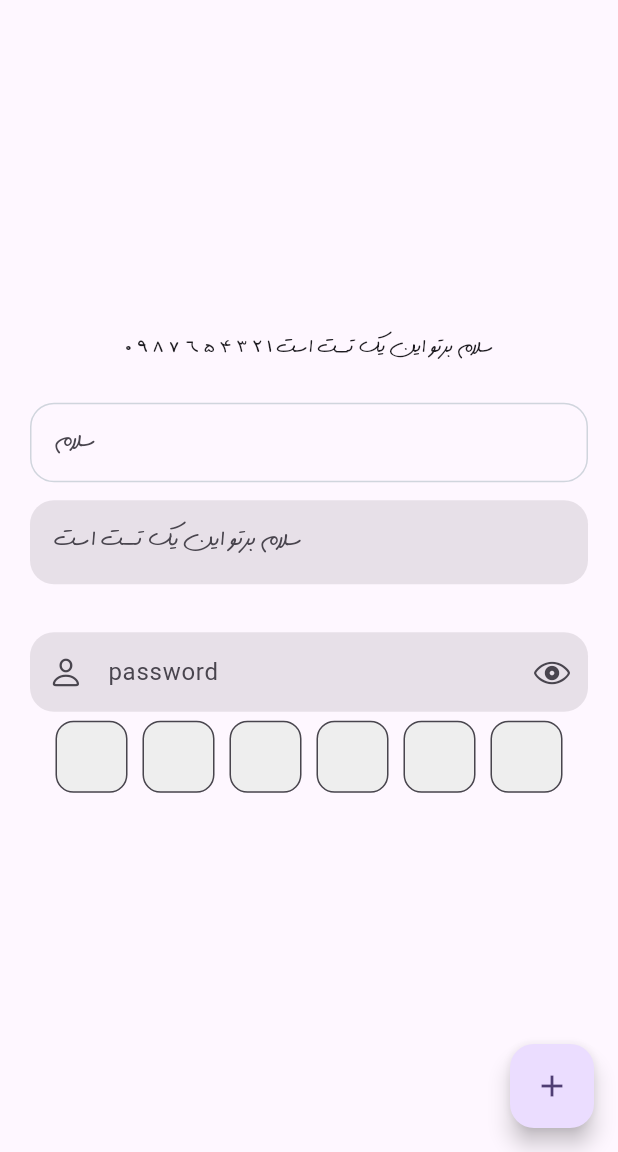
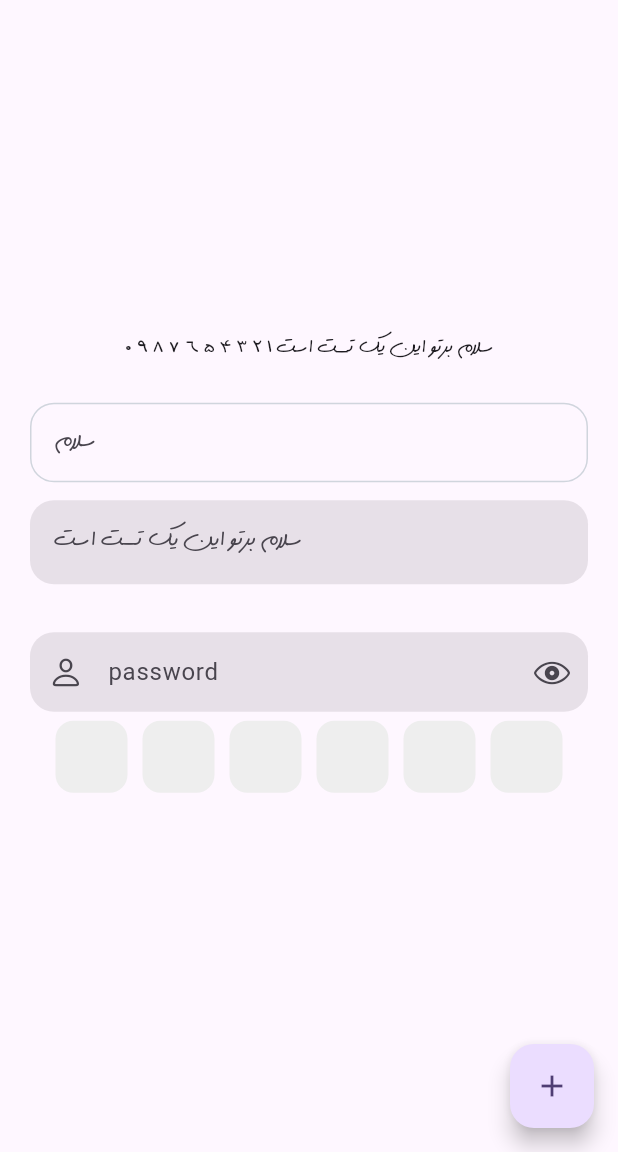
Before and after one commit to mes71/m_kit, a Flutter app: the screen it shows after launch, on a phone screen of 412 x 824 dp, the part 84-1236 px from its top. Run offline on Flutter 3.47's test engine with Material 3 defaults, Android fonts, the phone set to English and light mode, and no system bars.

Commit message:
fix  :  otp code ui

```diff
--- a/lib/src/widget/otp/m_otp.dart
+++ b/lib/src/widget/otp/m_otp.dart
@@ -6,6 +6,7 @@ class MOtp extends StatefulWidget {
       {super.key,
       this.length = 6,
       required this.onCompleted,
+      this.initText,
       this.width,
       this.height,
       this.separator,
@@ -25,6 +26,7 @@ class MOtp extends StatefulWidget {
   TextStyle? textStyle;
   bool? filled;
   Color? filledColor;
+  String? initText;
 
   @override
   State<MOtp> createState() => _MOtpState();
@@ -33,11 +35,18 @@ class MOtp extends StatefulWidget {
 class _MOtpState extends State<MOtp> {
   late List<TextEditingController> _controllers;
   late List<FocusNode> _focusNodes;
+  int _focusedIndex = -1;
 
   @override
   void initState() {
     super.initState();
-    _controllers = List.generate(widget.length, (_) => TextEditingController());
+    _controllers = List.generate(widget.length, (index) {
+      var editing = TextEditingController();
+      if (widget.initText != null) {
+        editing.text = widget.initText![index];
+      }
+      return editing;
+    });
     _focusNodes = List.generate(widget.length, (_) => FocusNode());
   }
 
@@ -52,11 +61,27 @@ class _MOtpState extends State<MOtp> {
           separatorBuilder: (BuildContext context, int index) => SizedBox(
                 width: widget.separator?.toDouble() ?? 10,
               ),
-          itemBuilder: (BuildContext context, int index) => SizedBox(
+          itemBuilder: (BuildContext context, int index) {
+            final isFocused = _focusedIndex == index;
+            return AnimatedScale(
+              scale: isFocused ? 1.5 : 1.0,
+              duration: const Duration(milliseconds: 300),
+              child: SizedBox(
                 width: widget.width?.toDouble() ?? 48,
                 height: widget.height?.toDouble() ?? 48,
                 child: TextField(
+                  onTapOutside: (event) {
+                    FocusScope.of(context).unfocus();
+                    setState(() {
+                      _focusedIndex = -1;
+                    });
+                  },
                   focusNode: _focusNodes[index],
+                  onTap: () {
+                    setState(() {
+                      _focusedIndex = index;
+                    });
+                  },
                   keyboardType: TextInputType.number,
                   maxLength: 1,
                   textAlign: TextAlign.center,
@@ -69,14 +94,19 @@ class _MOtpState extends State<MOtp> {
                     counterText: "",
                     border: OutlineInputBorder(
                         borderRadius: BorderRadius.circular(12),
-                        borderSide: BorderSide(
-                            color: widget.borderSideColor ??
-                                MColor.bgTextFiledBorder,
-                            width: widget.borderSideWidth?.toDouble() ?? 1.0)),
+                        borderSide: _focusNodes[index].hasFocus
+                            ? BorderSide(
+                                color: widget.borderSideColor ??
+                                    MColor.bgTextFiledBorder,
+                                width:
+                                    widget.borderSideWidth?.toDouble() ?? 1.0)
+                            : BorderSide.none),
                   ),
                   onChanged: (value) => _onChanged(index, value),
                 ),
-              )),
+              ),
+            );
+          }),
     );
   }
 
@@ -96,10 +126,16 @@ class _MOtpState extends State<MOtp> {
     if (value.isEmpty) {
       if (index > 0) {
         _focusNodes[index - 1].requestFocus();
+        setState(() {
+          _focusedIndex = index - 1;
+        });
       }
     } else {
       if (index < widget.length - 1) {
         _focusNodes[index + 1].requestFocus();
+        setState(() {
+          _focusedIndex = index + 1;
+        });
       }
     }
 
```
